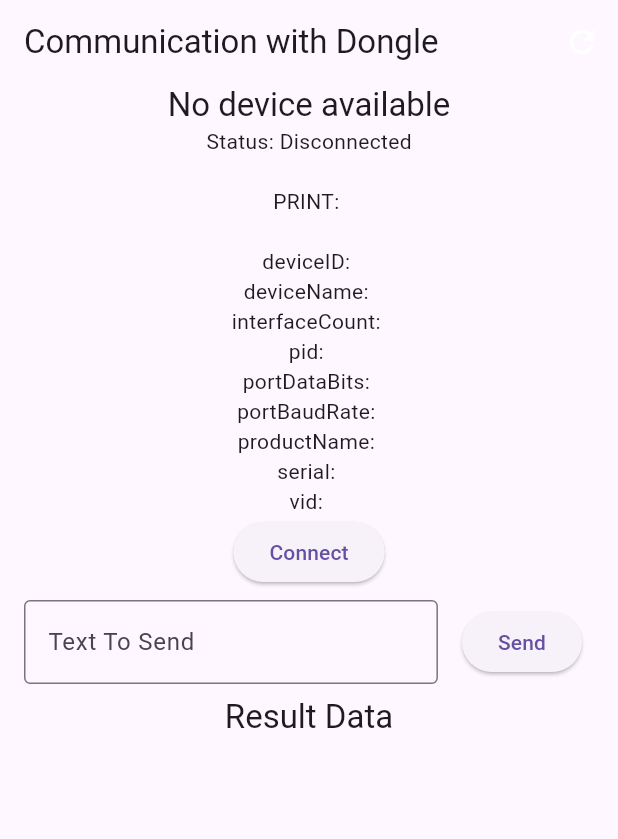
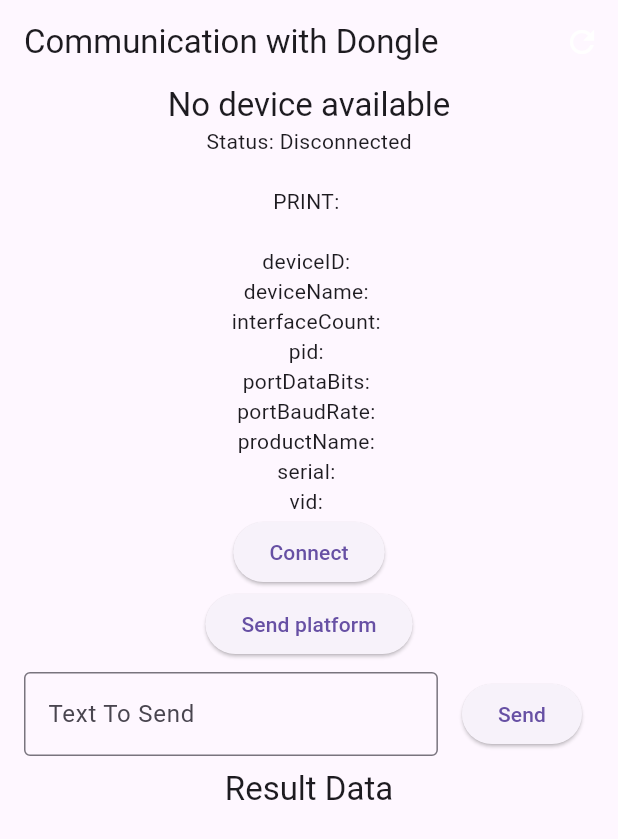
Before and after one commit to GoodVibesLab/mizz_up_poc, a Flutter app: the screen it shows after launch, on a phone screen of 412 x 824 dp. Shown: the top 839 px of the screen. Run offline on Flutter 3.47's test engine with Material 3 defaults, Android fonts, the phone set to English and light mode, and no system bars; our stand-ins replace fluttertoast; missing offline and left inert: usb_serial.

Commit message:
Added send from platform button

```diff
--- a/lib/main.dart
+++ b/lib/main.dart
@@ -421,6 +421,7 @@ class _MyAppState extends State<MyApp> {
               Text('vid: $vid'),
 
               _connectButton,
+              _sendButton,
 
               ListTile(
                 title: TextField(
@@ -435,7 +436,6 @@ class _MyAppState extends State<MyApp> {
                     try {
                       String data = "${_textController.text}\r\n";
                       await _port?.write(Uint8List.fromList(data.codeUnits));
-
                       _textController.text = "";
                     } on Exception catch (e) {
                       _showToast(context, e.toString());
@@ -470,6 +470,21 @@ class _MyAppState extends State<MyApp> {
     );
   }
 
+  Widget get _sendButton {
+    return ElevatedButton(
+      onPressed: () async {
+        try {
+          String data = "${_textController.text}\r\n";
+          String send = await PlatformService.send(Uint8List.fromList(data.codeUnits));
+          _showToast(context, send);
+        } on Exception catch (e) {
+          _showToast(context, e.toString());
+        }
+      },
+      child: const Text("Send platform"),
+    );
+  }
+
   void _showToast(BuildContext context, String text) {
     debugPrint(text);
     Fluttertoast.showToast(
--- a/lib/usb_communication/platform_service.dart
+++ b/lib/usb_communication/platform_service.dart
@@ -9,7 +9,7 @@ class PlatformService {
     return version;
   }
 
-  static Future<String> send(String data) async {
+  static Future<String> send(Uint8List data) async {
     final String result = await _channel.invokeMethod('send', {'data': data});
     return result;
   }
```
